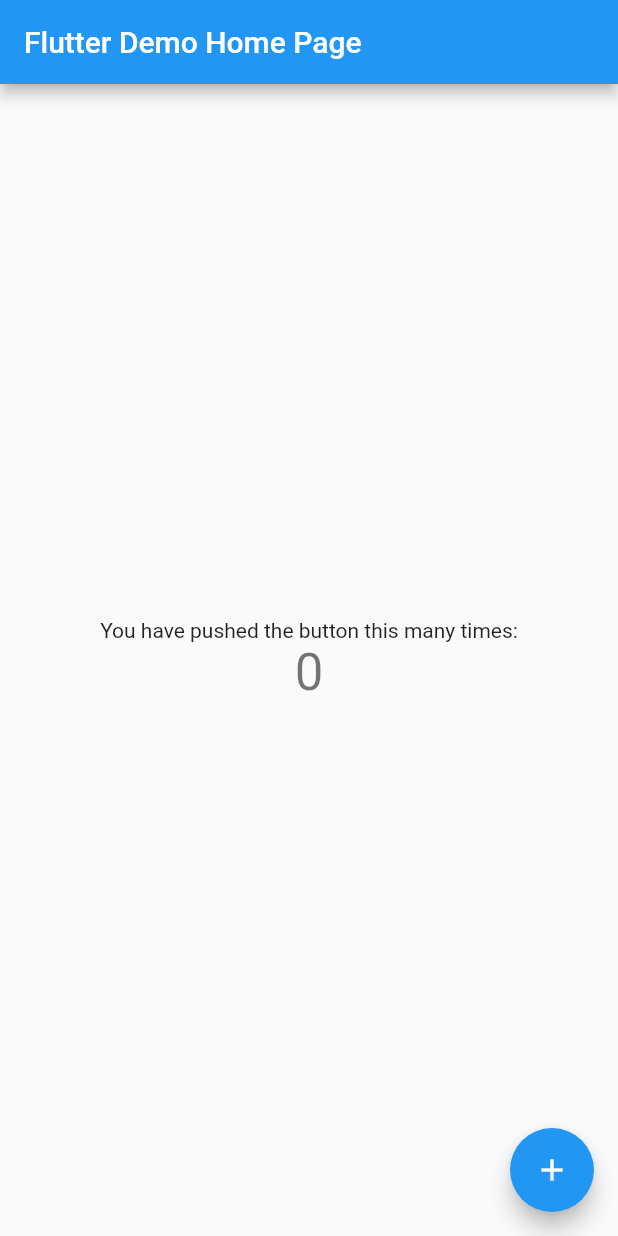
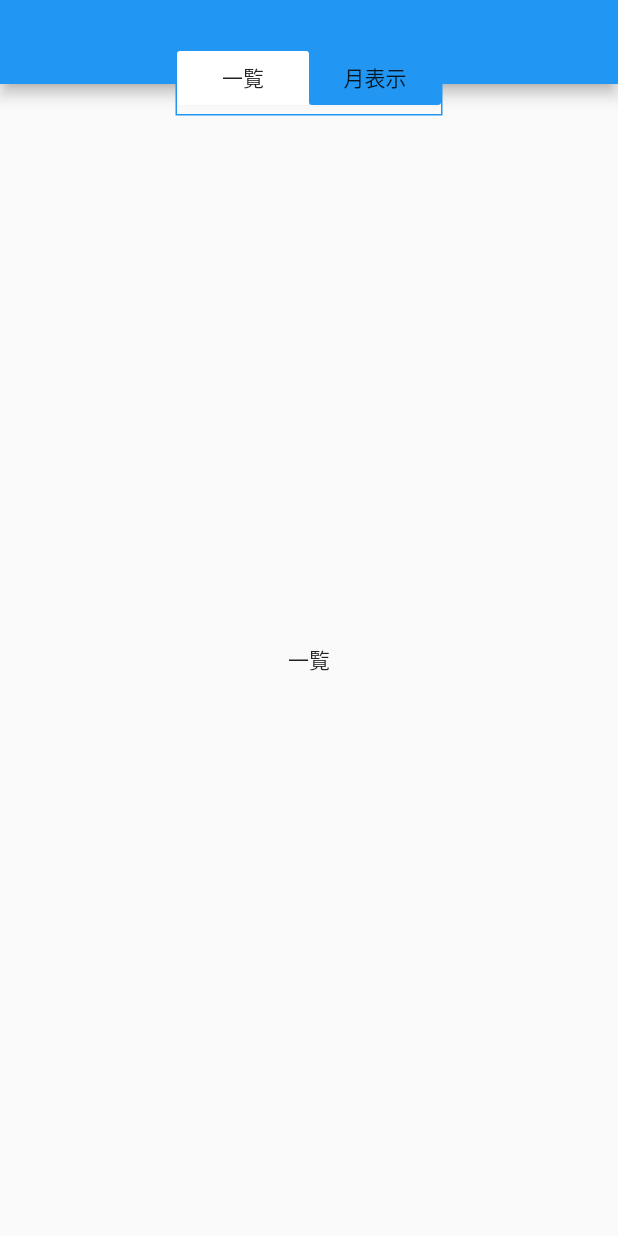
Before and after one commit to probsc/money-book, a Flutter app: the screen it shows after launch, on a phone screen of 412 x 824 dp. Run offline on Flutter 3.47's test engine with Material 2 defaults, Android fonts, the phone set to English and light mode, and no system bars.

Commit message:
#1 [お小遣い帳] AppBar にタブを実装

````diff
--- a/lib/main.dart
+++ b/lib/main.dart
@@ -4,114 +4,112 @@ void main() {
   runApp(MyApp());
 }
 
+/// # MyApp クラス
+///
+/// ## アプリ本体
+/// アプリのメイン画面を表示
 class MyApp extends StatelessWidget {
-  // This widget is the root of your application.
   @override
   Widget build(BuildContext context) {
     return MaterialApp(
-      title: 'Flutter Demo',
       theme: ThemeData(
-        // This is the theme of your application.
-        //
-        // Try running your application with "flutter run". You'll see the
-        // application has a blue toolbar. Then, without quitting the app, try
-        // changing the primarySwatch below to Colors.green and then invoke
-        // "hot reload" (press "r" in the console where you ran "flutter run",
-        // or simply save your changes to "hot reload" in a Flutter IDE).
-        // Notice that the counter didn't reset back to zero; the application
-        // is not restarted.
-        primarySwatch: Colors.blue,
-        // This makes the visual density adapt to the platform that you run
-        // the app on. For desktop platforms, the controls will be smaller and
-        // closer together (more dense) than on mobile platforms.
         visualDensity: VisualDensity.adaptivePlatformDensity,
       ),
-      home: MyHomePage(title: 'Flutter Demo Home Page'),
+      home: MyHomePage(),
     );
   }
 }
 
+/// # メイン画面ウィジェット
+///
+/// ## お小遣い帳のメイン画面
+/// タブ、項目一覧、月表示を表示
+///
+/// ```
+/// home: MyHomePage()
+/// ```
 class MyHomePage extends StatefulWidget {
-  MyHomePage({Key key, this.title}) : super(key: key);
+  const MyHomePage({ Key key }) : super(key: key);
+  @override
+  _MyHomePageState createState() => new _MyHomePageState();
+}
 
-  // This widget is the home page of your application. It is stateful, meaning
-  // that it has a State object (defined below) that contains fields that affect
-  // how it looks.
+class _MyHomePageState extends State<MyHomePage> with  SingleTickerProviderStateMixin {
+    final List<Tab> tabs = <Tab>[
+    Tab(text: '一覧'),
+    Tab(text: '月表示'),
+  ];
 
-  // This class is the configuration for the state. It holds the values (in this
-  // case the title) provided by the parent (in this case the App widget) and
-  // used by the build method of the State. Fields in a Widget subclass are
-  // always marked "final".
+  TabController _tabController;
 
-  final String title;
+  int _index = 0;
 
    @override
-  _MyHomePageState createState() => _MyHomePageState();
+   void initState() {
+    super.initState();
+    _tabController = TabController(vsync: this, length: tabs.length);
    }
 
-class _MyHomePageState extends State<MyHomePage> {
-  int _counter = 0;
-
-  void _incrementCounter() {
-    setState(() {
-      // This call to setState tells the Flutter framework that something has
-      // changed in this State, which causes it to rerun the build method below
-      // so that the display can reflect the updated values. If we changed
-      // _counter without calling setState(), then the build method would not be
-      // called again, and so nothing would appear to happen.
-      _counter++;
-    });
+   @override
+   void dispose() {
+    super.dispose();
+    _tabController.dispose();
    }
 
    @override
    Widget build(BuildContext context) {
-    // This method is rerun every time setState is called, for instance as done
-    // by the _incrementCounter method above.
-    //
-    // The Flutter framework has been optimized to make rerunning build methods
-    // fast, so that you can just rebuild anything that needs updating rather
-    // than having to individually change instances of widgets.
     return Scaffold(
+      // AppBar にタブを配置
       appBar: AppBar(
-        // Here we take the value from the MyHomePage object that was created by
-        // the App.build method, and use it to set our appbar title.
-        title: Text(widget.title),
+        flexibleSpace: Padding(
+          padding: EdgeInsets.only(top: 27),
+          child: Column(
+          children: <Widget>[
+           Container(
+              decoration:
+                  BoxDecoration(border: Border.all(color: Colors.blue)),
+              child: Row(
+                mainAxisAlignment: MainAxisAlignment.center,
+                mainAxisSize: MainAxisSize.min,
+                children: <Widget>[
+                  // 一覧/月表示ボタンを配置
+                  FlatButton(
+                    color: _index == 0 ? Colors.white : Colors.blue,
+                    onPressed: () {
+                      _tabController.animateTo(0);
+                      setState(() {
+                        _index = 0;
+                      });
+                    },
+                    child: Text(tabs[0].text),
                   ),
-      body: Center(
-        // Center is a layout widget. It takes a single child and positions it
-        // in the middle of the parent.
-        child: Column(
-          // Column is also a layout widget. It takes a list of children and
-          // arranges them vertically. By default, it sizes itself to fit its
-          // children horizontally, and tries to be as tall as its parent.
-          //
-          // Invoke "debug painting" (press "p" in the console, choose the
-          // "Toggle Debug Paint" action from the Flutter Inspector in Android
-          // Studio, or the "Toggle Debug Paint" command in Visual Studio Code)
-          // to see the wireframe for each widget.
-          //
-          // Column has various properties to control how it sizes itself and
-          // how it positions its children. Here we use mainAxisAlignment to
-          // center the children vertically; the main axis here is the vertical
-          // axis because Columns are vertical (the cross axis would be
-          // horizontal).
-          mainAxisAlignment: MainAxisAlignment.center,
-          children: <Widget>[
-            Text(
-              'You have pushed the button this many times:',
-            ),
-            Text(
-              '$_counter',
-              style: Theme.of(context).textTheme.headline4,
-            ),
+                  FlatButton(
+                    color: _index == 1 ? Colors.white : Colors.blue,
+                    onPressed: () {
+                      _tabController.animateTo(1);
+                      setState(() {
+                        _index = 1;
+                      });
+                    },
+                    child: Text(tabs[1].text),
+                  )
                 ],
               ),
             ),
-      floatingActionButton: FloatingActionButton(
-        onPressed: _incrementCounter,
-        tooltip: 'Increment',
-        child: Icon(Icons.add),
-      ), // This trailing comma makes auto-formatting nicer for build methods.
+          ]
+         )
+        )
+      ),
+      body: TabBarView(
+        controller: _tabController,
+        // タブ以外で画面をスクロールさせないように設定
+        physics: const NeverScrollableScrollPhysics(),
+        children: tabs.map((tab) {
+          return Center(
+            child: Text('${tab.text}'),
+          );
+        }).toList(),
+      )
     );
   }
 }
````
Lines whose indentation alone changed are shown as unchanged.
